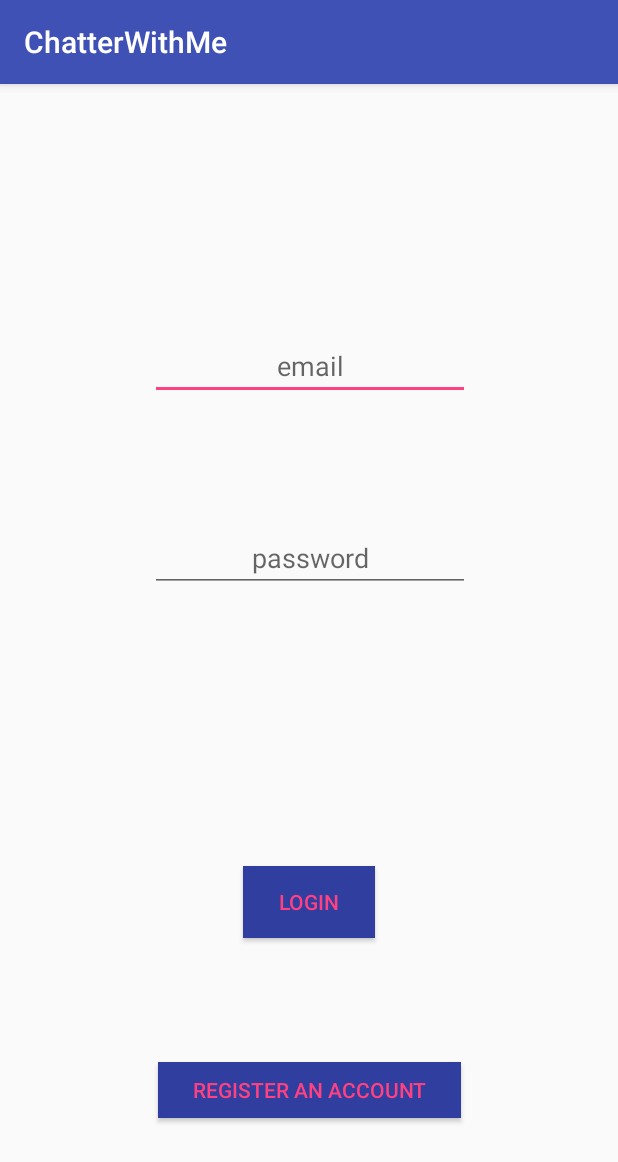
After one commit to seacamjen/ChatterWithMe, an Android app: the LoginActivity screen opened directly, with no data from a screen before it, on a phone screen of 412 x 824 dp. The commit adds this screen. Shown: the top 1162 px of the screen. Run offline under Robolectric (Android 15) with nearby library versions, the phone set to English and light mode, and no system bars.

Commit message:
add login activity with formatting

```diff
--- a/app/build.gradle
+++ b/app/build.gradle
@@ -48,4 +48,5 @@ dependencies {
 
 
 
+
 apply plugin: 'com.google.gms.google-services'
--- a/app/src/main/AndroidManifest.xml
+++ b/app/src/main/AndroidManifest.xml
@@ -18,7 +18,8 @@
                 <category android:name="android.intent.category.LAUNCHER" />
             </intent-filter>
         </activity>
-        <activity android:name=".ui.CreateAccountActivity"></activity>
+        <activity android:name=".ui.CreateAccountActivity" />
+        <activity android:name=".ui.LoginActivity"></activity>
     </application>
 
 </manifest>
--- /dev/null
+++ b/app/src/main/java/com/example/guest/chatterwithme/ui/LoginActivity.java
@@ -0,0 +1,15 @@
+package com.example.guest.chatterwithme.ui;
+
+import android.support.v7.app.AppCompatActivity;
+import android.os.Bundle;
+
+import com.example.guest.chatterwithme.R;
+
+public class LoginActivity extends AppCompatActivity {
+
+    @Override
+    protected void onCreate(Bundle savedInstanceState) {
+        super.onCreate(savedInstanceState);
+        setContentView(R.layout.activity_login);
+    }
+}
--- /dev/null
+++ b/app/src/main/res/layout/activity_login.xml
@@ -0,0 +1,81 @@
+<?xml version="1.0" encoding="utf-8"?>
+<android.support.constraint.ConstraintLayout xmlns:android="http://schemas.android.com/apk/res/android"
+    xmlns:app="http://schemas.android.com/apk/res-auto"
+    xmlns:tools="http://schemas.android.com/tools"
+    android:layout_width="match_parent"
+    android:layout_height="match_parent"
+    tools:context="com.example.guest.chatterwithme.ui.LoginActivity">
+
+    <EditText
+        android:id="@+id/editText"
+        android:layout_width="wrap_content"
+        android:layout_height="wrap_content"
+        android:ems="10"
+        android:hint="email"
+        android:textAlignment="center"
+        android:inputType="textEmailAddress"
+        app:layout_constraintTop_toTopOf="parent"
+        android:layout_marginTop="8dp"
+        android:layout_marginRight="8dp"
+        app:layout_constraintRight_toRightOf="parent"
+        android:layout_marginLeft="8dp"
+        app:layout_constraintLeft_toLeftOf="parent"
+        app:layout_constraintBottom_toBottomOf="parent"
+        android:layout_marginBottom="8dp"
+        app:layout_constraintHorizontal_bias="0.503"
+        app:layout_constraintVertical_bias="0.223" />
+
+    <EditText
+        android:id="@+id/editText2"
+        android:layout_width="wrap_content"
+        android:layout_height="wrap_content"
+        android:ems="10"
+        android:inputType="textPassword"
+        android:hint="password"
+        android:textAlignment="center"
+        android:layout_marginLeft="8dp"
+        app:layout_constraintLeft_toLeftOf="parent"
+        android:layout_marginRight="8dp"
+        app:layout_constraintRight_toRightOf="parent"
+        app:layout_constraintTop_toTopOf="parent"
+        android:layout_marginTop="8dp"
+        app:layout_constraintBottom_toBottomOf="parent"
+        android:layout_marginBottom="8dp"
+        app:layout_constraintHorizontal_bias="0.503"
+        app:layout_constraintVertical_bias="0.404" />
+
+    <Button
+        android:id="@+id/button3"
+        android:layout_width="wrap_content"
+        android:layout_height="wrap_content"
+        android:text="Login"
+        android:layout_marginRight="8dp"
+        app:layout_constraintRight_toRightOf="parent"
+        android:layout_marginLeft="8dp"
+        app:layout_constraintLeft_toLeftOf="parent"
+        app:layout_constraintBottom_toBottomOf="parent"
+        android:layout_marginBottom="8dp"
+        app:layout_constraintTop_toTopOf="parent"
+        android:layout_marginTop="8dp"
+        app:layout_constraintVertical_bias="0.729"
+        android:background="@color/colorPrimaryDark"
+        android:textColor="@color/colorAccent"/>
+
+    <Button
+        android:id="@+id/button4"
+        android:layout_width="202dp"
+        android:layout_height="37dp"
+        android:text="Register An Account"
+        android:layout_marginRight="8dp"
+        app:layout_constraintRight_toRightOf="parent"
+        android:layout_marginLeft="8dp"
+        app:layout_constraintLeft_toLeftOf="parent"
+        app:layout_constraintBottom_toBottomOf="parent"
+        android:layout_marginBottom="8dp"
+        app:layout_constraintTop_toTopOf="parent"
+        android:layout_marginTop="8dp"
+        app:layout_constraintVertical_bias="0.901"
+        android:background="@color/colorPrimaryDark"
+        android:textColor="@color/colorAccent"/>
+
+</android.support.constraint.ConstraintLayout>
```
Also changed, not shown: app/src/main/res/layout/activity_create_account.xml (+24 -19 lines), app/src/main/res/drawable/loginbutton.png (renamed from app/src/main/res/drawable/login-button.png).
